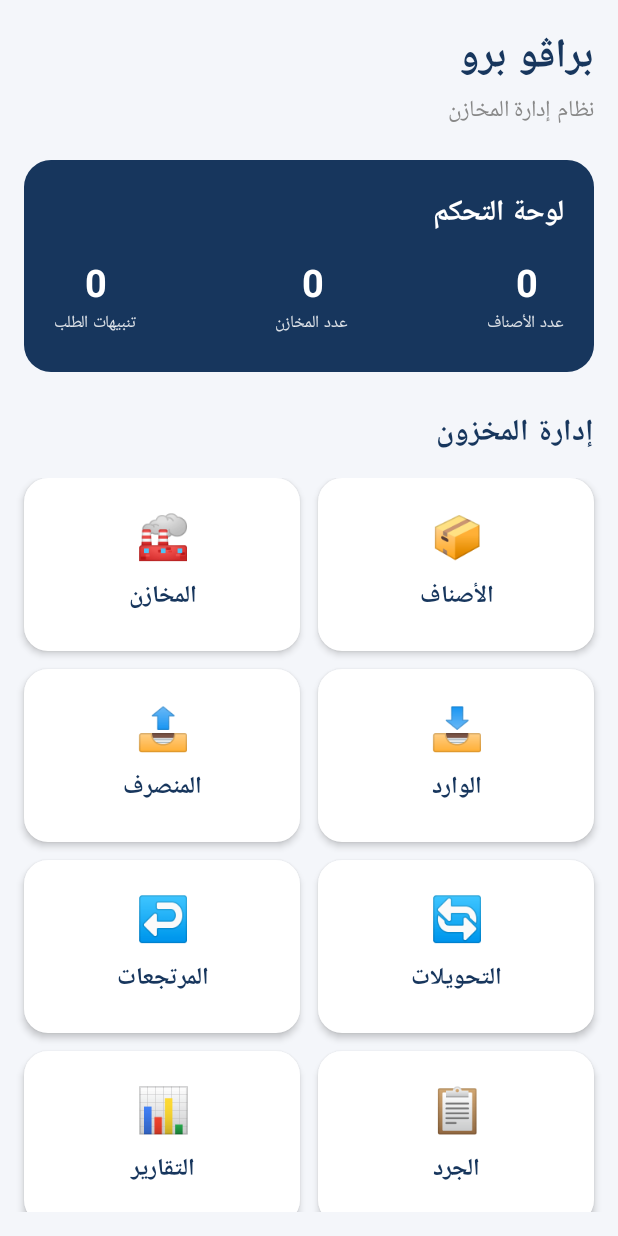
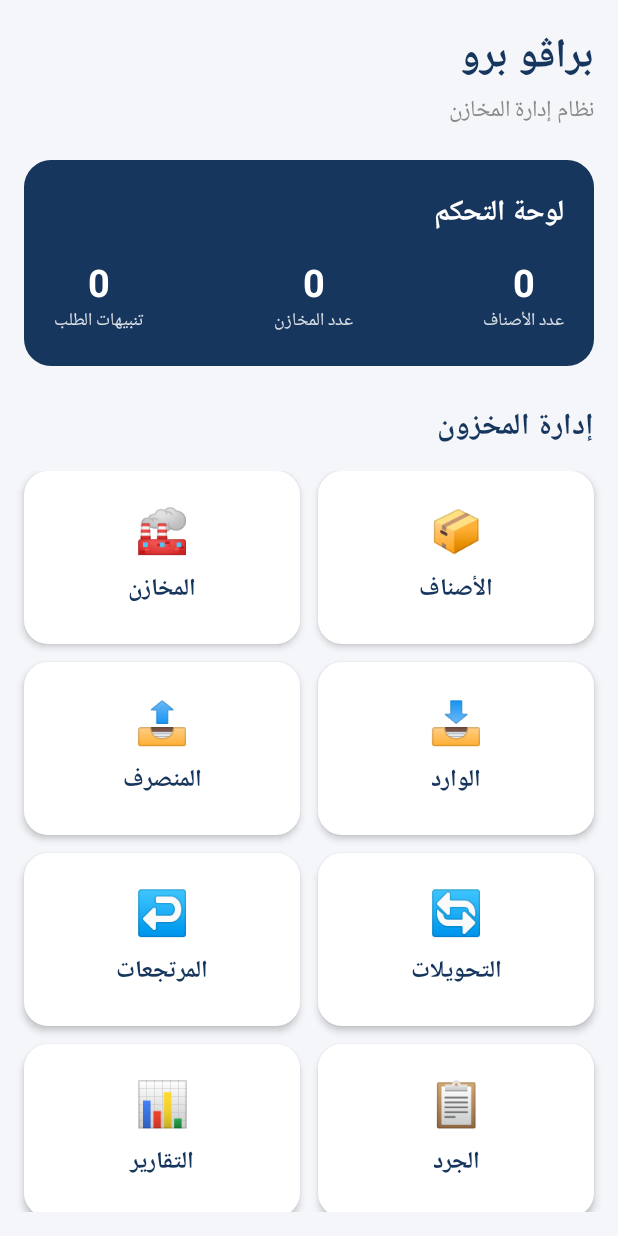
Before and after one commit to 734455823abduhas-glitch/BravoWarehouse, an Android app built with Jetpack Compose: the screen it shows after launch (MainActivity), on a phone screen of 412 x 824 dp. Run offline under Robolectric (Android 15) with nearby library versions, the phone set to English and light mode, and no system bars; our stand-ins replace Room's generated code.

Commit message:
Refactor typography and screen navigation logic
Removed AppTypography definition and adjusted typography settings in BravoWarehouseApp. Refactored screen navigation logic for better readability.

```diff
--- a/app/src/main/java/com/bravo/warehouse/MainActivity.kt
+++ b/app/src/main/java/com/bravo/warehouse/MainActivity.kt
@@ -15,6 +15,7 @@ import androidx.compose.runtime.*
 import androidx.compose.ui.Alignment
 import androidx.compose.ui.Modifier
 import androidx.compose.ui.graphics.Color
+import androidx.compose.ui.text.TextStyle
 import androidx.compose.ui.text.font.FontFamily
 import androidx.compose.ui.text.font.FontWeight
 import androidx.compose.ui.text.style.TextAlign
@@ -60,11 +61,6 @@ override fun onCreate(savedInstanceState: Bundle?) {
 private val Navy = Color(0xFF17365D)
 private val Background = Color(0xFFF4F6FA)
 private val Green = Color(0xFF238B65)
-
-// توحيد عائلة الخطوط مع دعم العربية عبر خطوط Android Sans Serif.
-private val AppTypography = Typography(
-defaultFontFamily = FontFamily.SansSerif
-)
 
 @Composable
 fun BravoWarehouseApp(
@@ -154,8 +150,14 @@ CompositionLocalProvider(
             primary = Navy,
             secondary = Green,
             background = Background
-        ),
-        typography = AppTypography
+        )
+    ) {
+        CompositionLocalProvider(
+            LocalTextStyle provides TextStyle(
+                fontFamily = FontFamily.SansSerif,
+                fontSize = 16.sp,
+                lineHeight = 24.sp
+            )
         ) {
 
             when (currentScreen) {
@@ -310,6 +312,7 @@ CompositionLocalProvider(
             }
         }
     }
+}
 
 }
 
@@ -458,7 +461,8 @@ Column(
     Text(
         text = title,
         color = Color.White.copy(alpha = 0.85f),
-        fontSize = 11.sp,
+        fontSize = 12.sp,
+        lineHeight = 18.sp,
         textAlign = TextAlign.Center
     )
 }
```
Lines whose indentation alone changed are shown as unchanged.
